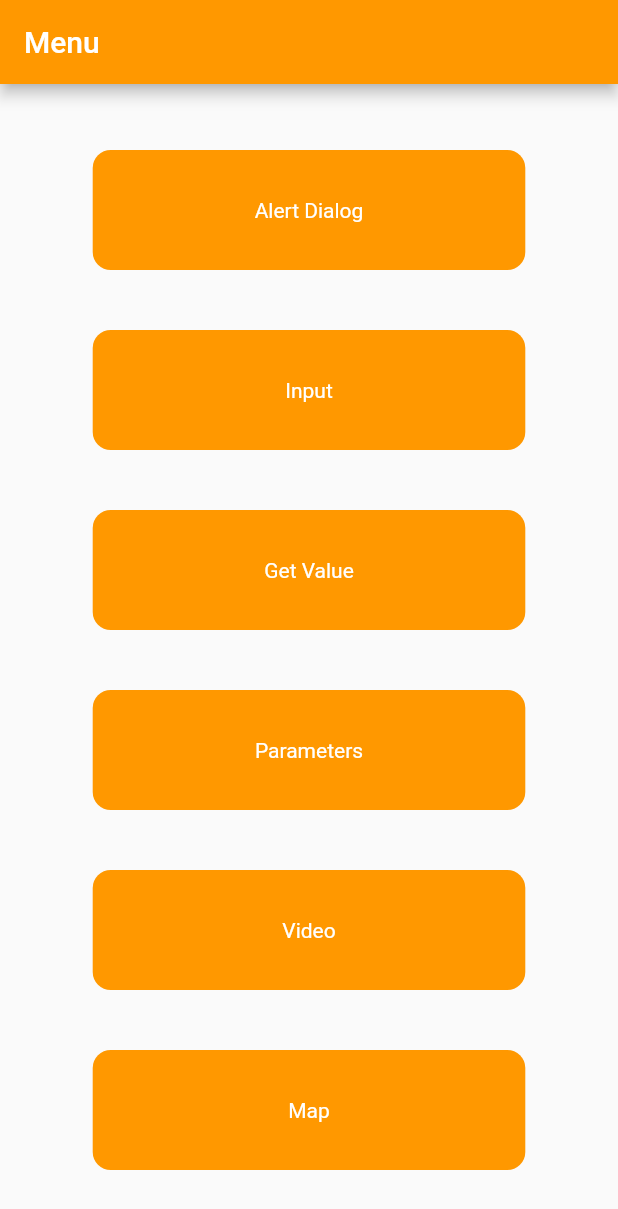
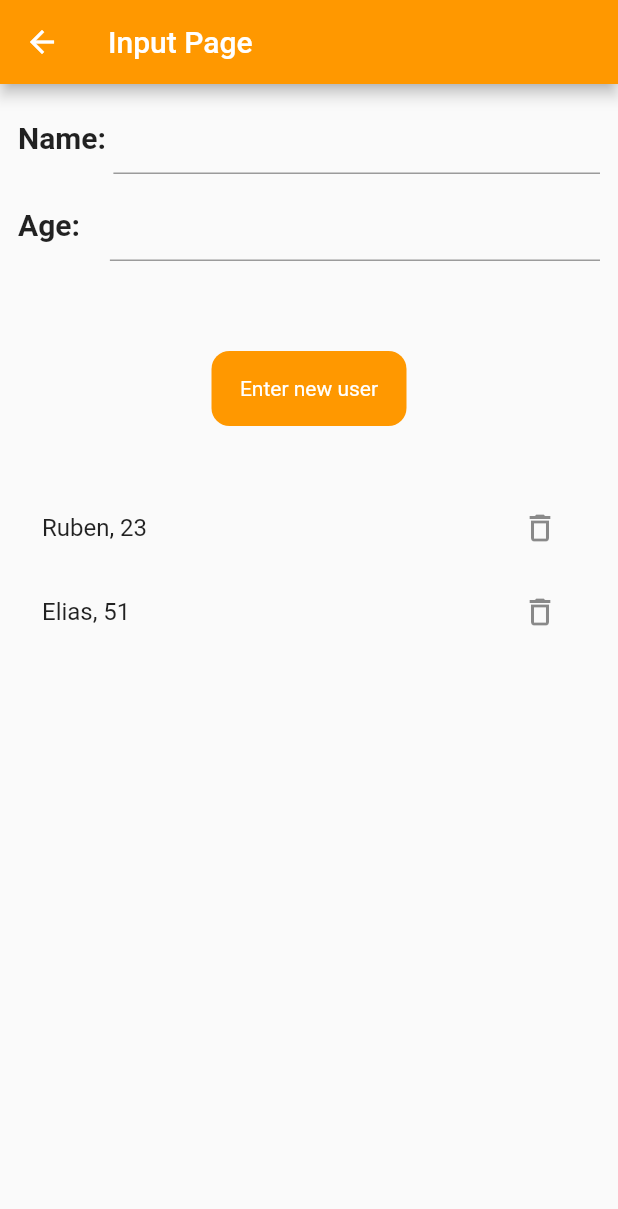
Before and after one commit to IbrahimRuben/tutoflutter, a Flutter app: the MenuPage screen opened directly, after a tap on "Input", on a phone screen of 412 x 824 dp. Shown: the top 1209 px of the screen. Run offline on Flutter 3.47's test engine with Material 2 defaults, Android fonts, the phone set to English and light mode, and no system bars.

Commit message:
Step 4: Input

```diff
--- a/lib/main.dart
+++ b/lib/main.dart
@@ -1,5 +1,7 @@
 import 'package:flutter/material.dart';
+import 'package:provider/provider.dart';
 import 'package:tutoflutter/pages/intro_page.dart';
+import 'package:tutoflutter/services/table_input.dart';
 
 void main() {
   runApp(const MyApp());
@@ -8,12 +10,14 @@ void main() {
 class MyApp extends StatelessWidget {
   const MyApp({super.key});
 
-  // This widget is the root of your application.
   @override
   Widget build(BuildContext context) {
-    return const MaterialApp(
-      debugShowCheckedModeBanner: false,
-      home: IntroPage(),
+    return ChangeNotifierProvider(
+      create: (context) => TableInput(),
+      builder: (context, child) => const MaterialApp(
+        debugShowCheckedModeBanner: false,
+        home: IntroPage(),
+      ),
     );
   }
 }
--- /dev/null
+++ b/lib/modules/item_table.dart
@@ -0,0 +1,9 @@
+class ItemTable {
+  final String name;
+  final int age;
+
+  ItemTable({
+    required this.name,
+    required this.age,
+  });
+}
--- /dev/null
+++ b/lib/pages/input_page.dart
@@ -0,0 +1,119 @@
+import 'package:flutter/material.dart';
+import 'package:provider/provider.dart';
+import 'package:tutoflutter/modules/item_table.dart';
+import 'package:tutoflutter/services/table_input.dart';
+
+class InputPage extends StatelessWidget {
+  const InputPage({super.key});
+
+  @override
+  Widget build(BuildContext context) {
+    TextEditingController nameController = TextEditingController();
+    TextEditingController ageController = TextEditingController();
+
+    return Scaffold(
+      appBar: AppBar(
+        backgroundColor: Colors.orange,
+        title: const Text('Input Page'),
+      ),
+      body: SafeArea(
+        child: Padding(
+          padding: const EdgeInsets.all(12),
+          child: Column(
+            children: [
+              MyInputField(title: 'Name: ', controller: nameController),
+              const SizedBox(height: 10),
+              MyInputField(title: 'Age:    ', controller: ageController),
+              const SizedBox(height: 60),
+              InkWell(
+                onTap: () {
+                  try {
+                    int age = int.parse(ageController.text);
+                    print(ageController.text);
+                    Provider.of<TableInput>(context, listen: false)
+                        .addItemTable(
+                      ItemTable(
+                        name: nameController.text,
+                        age: age,
+                      ),
+                    );
+                    nameController.clear();
+                    ageController.clear();
+                    print('Valor enviado');
+                  } catch (e) {
+                    print('El valor no es un numero: $e');
+                  }
+                },
+                child: Container(
+                  height: 50,
+                  width: 130,
+                  decoration: BoxDecoration(
+                    color: Colors.orange,
+                    borderRadius: BorderRadius.circular(12),
+                  ),
+                  alignment: Alignment.center,
+                  child: const Text(
+                    'Enter new user',
+                    style: TextStyle(color: Colors.white),
+                  ),
+                ),
+              ),
+              const SizedBox(height: 40),
+              SizedBox(
+                height: MediaQuery.sizeOf(context).height * 0.5,
+                child: Consumer<TableInput>(
+                  builder: (context, value, child) {
+                    return ListView.builder(
+                      itemCount: value.tableList.length,
+                      itemBuilder: (context, index) {
+                        return ListTile(
+                          title: Text(
+                              '${value.tableList[index].name}, ${value.tableList[index].age}'),
+                          trailing: IconButton(
+                            icon: const Icon(Icons.delete_outline_outlined),
+                            onPressed: () =>
+                                value.removeItemTable(value.tableList[index]),
+                          ),
+                        );
+                      },
+                    );
+                  },
+                ),
+              )
+            ],
+          ),
+        ),
+      ),
+    );
+  }
+}
+
+class MyInputField extends StatelessWidget {
+  final String title;
+  final TextEditingController controller;
+  const MyInputField({
+    super.key,
+    required this.title,
+    required this.controller,
+  });
+
+  @override
+  Widget build(BuildContext context) {
+    return Row(
+      children: [
+        Text(
+          title,
+          style: const TextStyle(
+            fontWeight: FontWeight.bold,
+            fontSize: 20,
+          ),
+        ),
+        Expanded(
+          child: TextField(
+            controller: controller,
+          ),
+        )
+      ],
+    );
+  }
+}
--- a/lib/pages/menu_page.dart
+++ b/lib/pages/menu_page.dart
@@ -1,5 +1,6 @@
 import 'package:flutter/material.dart';
 import 'package:tutoflutter/components/my_menu_button.dart';
+import 'package:tutoflutter/pages/input_page.dart';
 
 class MenuPage extends StatelessWidget {
   const MenuPage({super.key});
@@ -44,7 +45,17 @@ class MenuPage extends StatelessWidget {
             children: [
               MyMenuButton(title: "Alert Dialog", onTap: callAlertDialog),
               const SizedBox(height: 40),
-              MyMenuButton(title: "Input", onTap: () {}),
+              MyMenuButton(
+                title: "Input",
+                onTap: () {
+                  Navigator.push(
+                    context,
+                    MaterialPageRoute(
+                      builder: (context) => const InputPage(),
+                    ),
+                  );
+                },
+              ),
               const SizedBox(height: 40),
               MyMenuButton(title: "Get Value", onTap: () {}),
               const SizedBox(height: 40),
--- /dev/null
+++ b/lib/services/table_input.dart
@@ -0,0 +1,23 @@
+import 'package:flutter/material.dart';
+import 'package:tutoflutter/modules/item_table.dart';
+
+class TableInput extends ChangeNotifier {
+  List<ItemTable> tableList = [
+    ItemTable(name: 'Ruben', age: 23),
+    ItemTable(name: 'Elias', age: 51),
+  ];
+
+  List<ItemTable> getTable() {
+    return tableList;
+  }
+
+  void addItemTable(ItemTable item) {
+    tableList.add(item);
+    notifyListeners();
+  }
+
+  void removeItemTable(ItemTable item) {
+    tableList.remove(item);
+    notifyListeners();
+  }
+}
```
Also changed, not shown: pubspec.yaml (+4 -12 lines), pubspec.lock.
